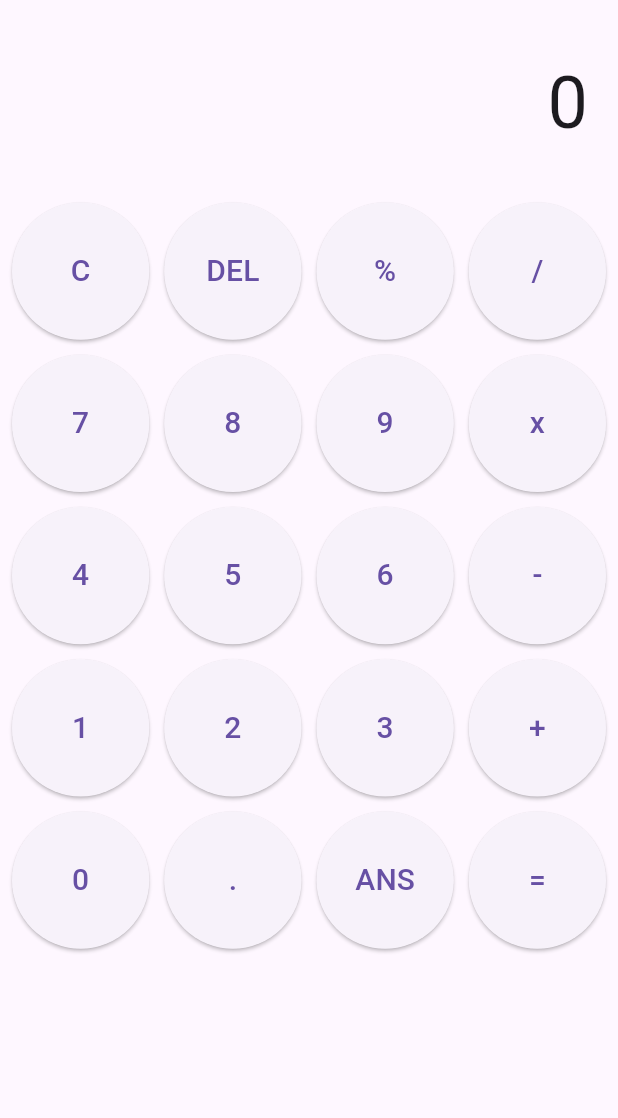
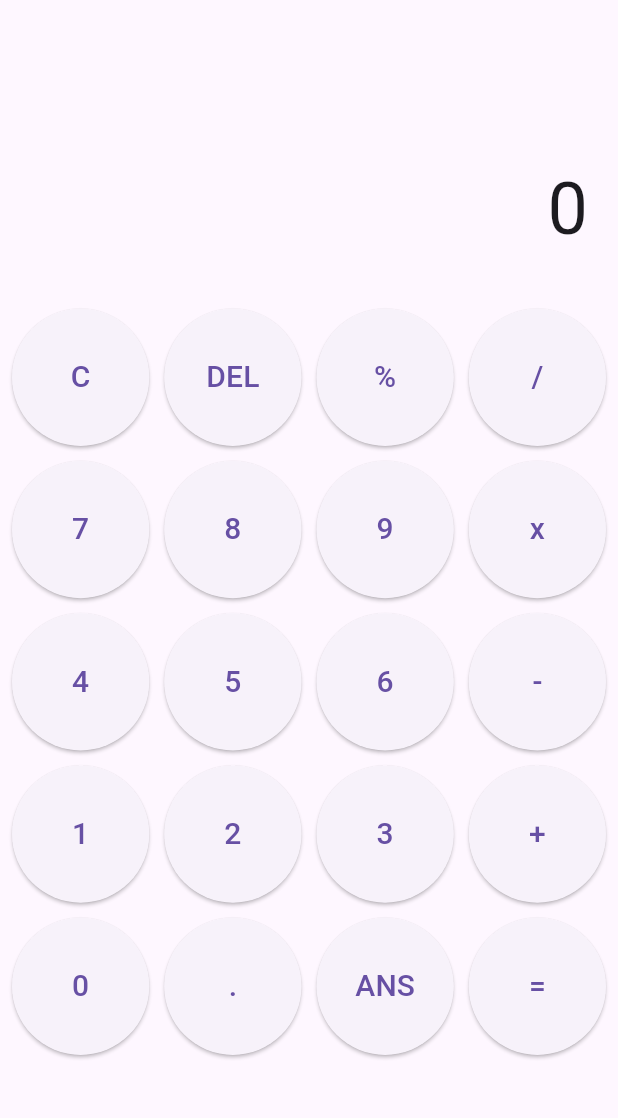
Before and after one commit to convexwf/simple-calculator-flutter, a Flutter app: the screen it shows after launch, on a phone screen of 412 x 824 dp, the part 63-1181 px from its top. Run offline on Flutter 3.47's test engine with Material 3 defaults, Android fonts, the phone set to English and light mode, and no system bars; our stand-ins replace get.

Commit message:
add const

```diff
--- a/simple_calculator/lib/main.dart
+++ b/simple_calculator/lib/main.dart
@@ -39,7 +39,7 @@ class MyApp extends StatelessWidget {
       theme: ThemeData(
         primarySwatch: Colors.blue,
       ),
-      home: const MainScreen(),
+      home: MainScreen(),
     );
   }
 }
--- a/simple_calculator/lib/screen/main_screen.dart
+++ b/simple_calculator/lib/screen/main_screen.dart
@@ -45,20 +45,20 @@ class MainScreen extends StatelessWidget {
       body: Padding(
         padding: const EdgeInsets.all(8.0),
         child: Column(
-          maxAxisAlignment: MainAxisAlignment.center,
+          mainAxisAlignment: MainAxisAlignment.center,
           children: [
             // Display the result
             Container(
               alignment: Alignment.centerRight,
               padding: const EdgeInsets.all(12),
-              child: Text(
+              child: const Text(
                 '0',
                 style: TextStyle(
                   fontSize: 48
                 ),
               ),
             ),
-            SizedBox(height: 20),
+            const SizedBox(height: 20),
             // Display the buttons
             GridView.builder(
               shrinkWrap: true,
```
